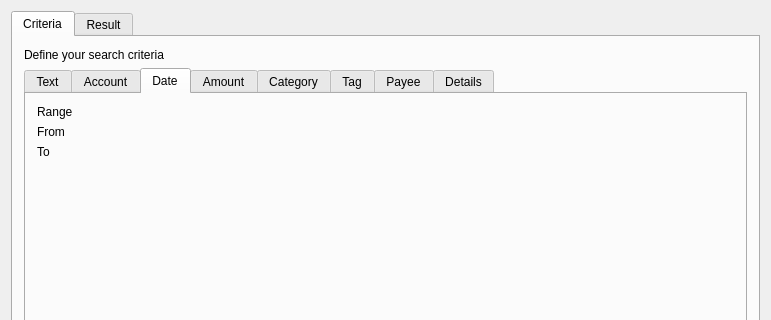
The window that kmymoney/dialogs/kfindtransactiondlgdecl.ui (KDE/kmymoney) describes before a commit, drawn with Qt 5; both pictures show x 0 to 771 and y 0 to 320 of the 771 by 481 pixel window.
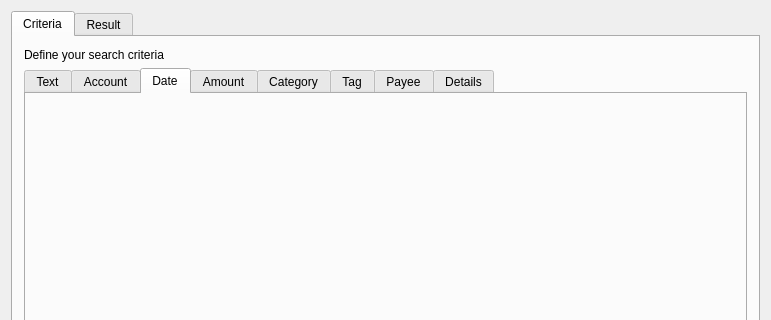
The same window after the commit. The open tabs and pages were chosen to show the change. Custom widgets are drawn as their Qt base class.

Commit message:
Add range tab to reports
Range tab allows setting X and Y range of chart on one tab.

BUG:321987

Patch:
```diff
--- a/kmymoney/dialogs/kfindtransactiondlgdecl.ui
+++ b/kmymoney/dialogs/kfindtransactiondlgdecl.ui
@@ -141,52 +141,9 @@
           <attribute name="title">
            <string>Date</string>
           </attribute>
-          <layout class="QVBoxLayout">
+          <layout class="QVBoxLayout" name="dateTabLayout">
            <item>
-            <layout class="QHBoxLayout">
-             <item>
-              <layout class="QGridLayout">
-               <item row="0" column="1">
-                <widget class="KMyMoneyPeriodCombo" name="m_dateRange" native="true"/>
-               </item>
-               <item row="0" column="0">
-                <widget class="QLabel" name="TextLabel4">
-                 <property name="text">
-                  <string>Range</string>
-                 </property>
-                 <property name="wordWrap">
-                  <bool>false</bool>
-                 </property>
-                </widget>
-               </item>
-               <item row="1" column="1">
-                <widget class="kMyMoneyDateInput" name="m_fromDate" native="true"/>
-               </item>
-               <item row="2" column="0">
-                <widget class="QLabel" name="TextLabel6">
-                 <property name="text">
-                  <string comment="To (Date)">To</string>
-                 </property>
-                 <property name="wordWrap">
-                  <bool>false</bool>
-                 </property>
-                </widget>
-               </item>
-               <item row="1" column="0">
-                <widget class="QLabel" name="TextLabel5">
-                 <property name="text">
-                  <string comment="From (Date)">From</string>
-                 </property>
-                 <property name="wordWrap">
-                  <bool>false</bool>
-                 </property>
-                </widget>
-               </item>
-               <item row="2" column="1">
-                <widget class="kMyMoneyDateInput" name="m_toDate" native="true"/>
-               </item>
-              </layout>
-             </item>
+            <layout class="QHBoxLayout" name="dateRangeLayout">
              <item>
               <spacer name="Spacer25">
                <property name="orientation">
@@ -956,17 +913,6 @@
    <extends>QWidget</extends>
    <header location="global">../widgets/kmymoneyaccountselector.h</header>
   </customwidget>
-  <customwidget>
-   <class>KMyMoneyPeriodCombo</class>
-   <extends>QWidget</extends>
-   <header>kmymoneymvccombo.h</header>
-   <container>1</container>
-  </customwidget>
-  <customwidget>
-   <class>kMyMoneyDateInput</class>
-   <extends>QWidget</extends>
-   <header>kmymoneydateinput.h</header>
-  </customwidget>
   <customwidget>
    <class>kMyMoneyEdit</class>
    <extends>QWidget</extends>
```
Left out of the diff: 3 changed lines with no effect on the pictures. The commit also changes 23 other files.
